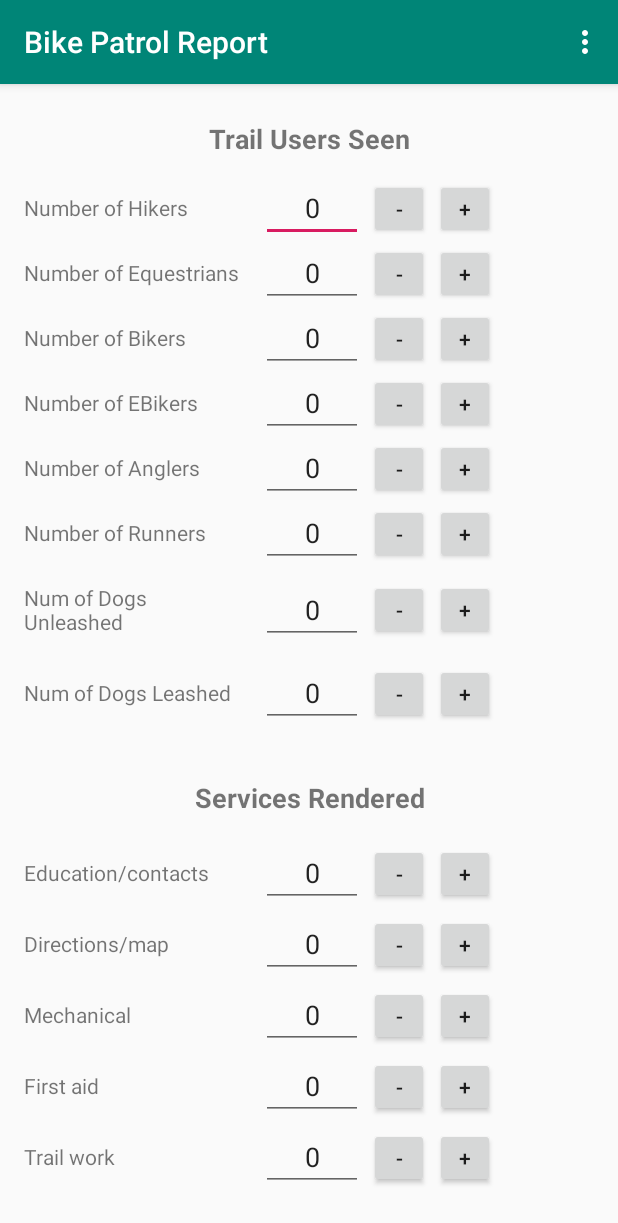
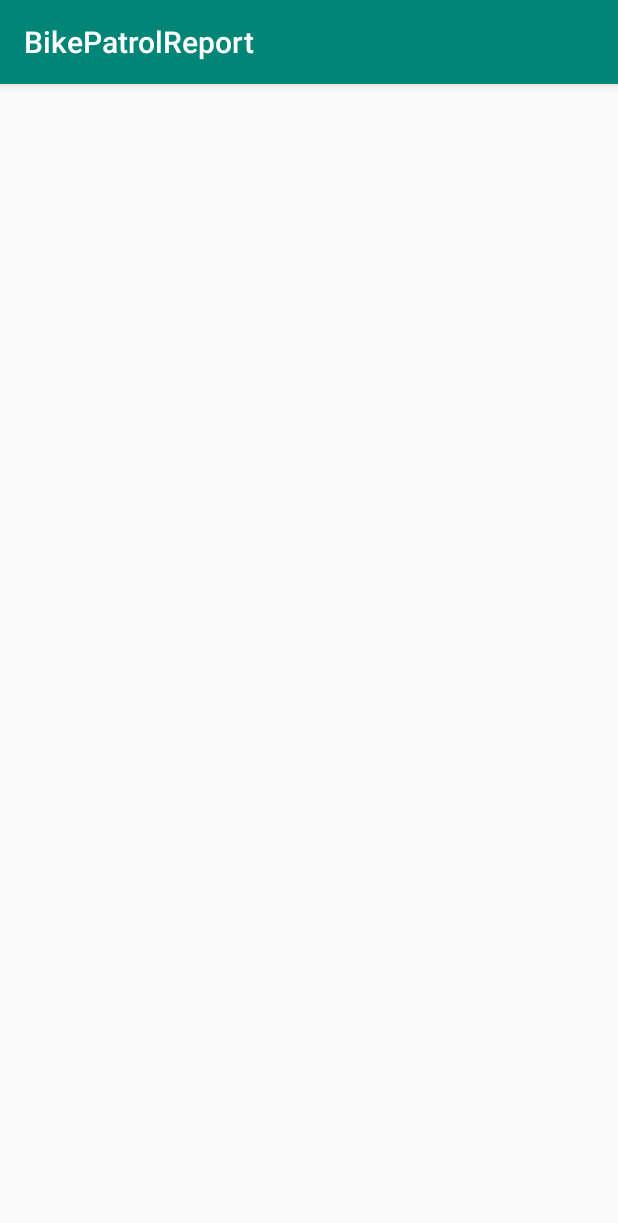
Before and after one commit to pauldshep/BikePatrolReport, an Android app: the screen it shows after launch (MainActivity before the commit, ActivityAppSettings after it), in the options menu, after a tap on "Settings", on a phone screen of 412 x 824 dp. Shown: the top 1223 px of the screen. Run offline under Robolectric (Android 15) with nearby library versions, the phone set to English and light mode, and no system bars.

Commit message:
Added APP Settings Activity and renamed the other activities

```diff
--- /dev/null
+++ b/app/src/main/java/com/sss/bikepatrolreport/ActivityAppSettings.java
@@ -0,0 +1,15 @@
+package com.sss.bikepatrolreport;
+
+import android.support.v7.app.AppCompatActivity;
+import android.os.Bundle;
+
+public class ActivityAppSettings extends AppCompatActivity
+{
+
+    @Override
+    protected void onCreate(Bundle savedInstanceState)
+    {
+        super.onCreate(savedInstanceState);
+        setContentView(R.layout.activity_app_settings);
+    }
+}
--- a/app/src/main/java/com/sss/bikepatrolreport/TimerActivity.java
+++ b/app/src/main/java/com/sss/bikepatrolreport/ActivityTimer.java
@@ -18,9 +18,9 @@ import static android.preference.PreferenceManager.getDefaultSharedPreferences;
 import static com.sss.bikepatrolreport.UtilSharedPreferences.*;
 
 /**
- * Class TimerActivity.  Encapsulates Bike Patrol report timing functions
+ * Class ActivityTimer.  Encapsulates Bike Patrol report timing functions
  */
-public class TimerActivity extends AppCompatActivity
+public class ActivityTimer extends AppCompatActivity
 {
     private final static String TAG = "timerActivity";
 
@@ -293,4 +293,4 @@ public class TimerActivity extends AppCompatActivity
     ////////////////////////////////////////////////////////////////////////////
 
 
-}   // end public class TimerActivity extends AppCompatActivity
+}   // end public class ActivityTimer extends AppCompatActivity
--- /dev/null
+++ b/app/src/main/res/layout/activity_app_settings.xml
@@ -0,0 +1,9 @@
+<?xml version="1.0" encoding="utf-8"?>
+<android.support.constraint.ConstraintLayout xmlns:android="http://schemas.android.com/apk/res/android"
+        xmlns:app="http://schemas.android.com/apk/res-auto"
+        xmlns:tools="http://schemas.android.com/tools"
+        android:layout_width="match_parent"
+        android:layout_height="match_parent"
+        tools:context=".ActivityAppSettings">
+
+</android.support.constraint.ConstraintLayout>
--- a/app/src/main/res/layout/activity_main.xml
+++ b/app/src/main/res/layout/activity_main.xml
@@ -5,7 +5,7 @@
         xmlns:app="http://schemas.android.com/apk/res-auto"
         android:layout_width="match_parent"
         android:layout_height="match_parent"
-        tools:context=".MainActivity">
+        tools:context=".ActivityMain">
 
     <ScrollView
             style="@android:style/Widget.DeviceDefault.ScrollView"
--- a/app/src/main/res/layout/activity_patrol_location.xml
+++ b/app/src/main/res/layout/activity_patrol_location.xml
@@ -4,7 +4,7 @@
         xmlns:tools="http://schemas.android.com/tools"
         android:layout_width="match_parent"
         android:layout_height="match_parent"
-        tools:context=".PatrolLocationActivity">
+        tools:context=".ActivityPatrolLocation">
 
     <Button
             android:id="@+id/btn_city_patrol"
--- a/app/src/main/res/layout/activity_timer.xml
+++ b/app/src/main/res/layout/activity_timer.xml
@@ -4,7 +4,7 @@
         xmlns:tools="http://schemas.android.com/tools"
         android:layout_width="match_parent"
         android:layout_height="match_parent"
-        tools:context=".TimerActivity">
+        tools:context=".ActivityTimer">
 
     <Button
             android:id="@+id/button_start"
--- a/app/src/main/res/layout/activity_trail_selection.xml
+++ b/app/src/main/res/layout/activity_trail_selection.xml
@@ -5,7 +5,7 @@
         android:id="@+id/cl_trail_selection"
         android:layout_width="match_parent"
         android:layout_height="match_parent"
-        tools:context=".TrailSelectionActivity">
+        tools:context=".ActivityTrailSelection">
 
 
     <ScrollView
--- a/app/src/main/res/menu/activity_actionbar_menu.xml
+++ b/app/src/main/res/menu/activity_actionbar_menu.xml
@@ -20,6 +20,12 @@
             android:title="@string/action_bar_trails"
             app:showAsAction="never"/>
 
+    <!-- clear any existing input -->
+    <item
+            android:id="@+id/action_bar_clear"
+            android:title="@string/action_bar_clear"
+            app:showAsAction="never"/>
+
     <!-- save current values to database -->
     <item
             android:id="@+id/action_bar_save"
@@ -32,12 +38,6 @@
             android:title="@string/action_bar_recall"
             app:showAsAction="never"/>
 
-    <!-- clear any existing input -->
-    <item
-            android:id="@+id/action_bar_clear"
-            android:title="@string/action_bar_clear"
-            app:showAsAction="never"/>
-
     <!-- display about information -->
     <item
             android:id="@+id/action_bar_about"
```
Also changed, not shown: app/src/main/AndroidManifest.xml (+5 -4 lines), app/src/main/java/com/sss/bikepatrolreport/ActivityMain.java (renamed from app/src/main/java/com/sss/bikepatrolreport/MainActivity.java, +71 -22 lines), app/src/main/java/com/sss/bikepatrolreport/ActivityPatrolLocation.java (renamed from app/src/main/java/com/sss/bikepatrolreport/PatrolLocationActivity.java, +5 -6 lines), app/src/main/java/com/sss/bikepatrolreport/ActivityTrailSelection.java (renamed from app/src/main/java/com/sss/bikepatrolreport/TrailSelectionActivity.java, +4 -4 lines).
